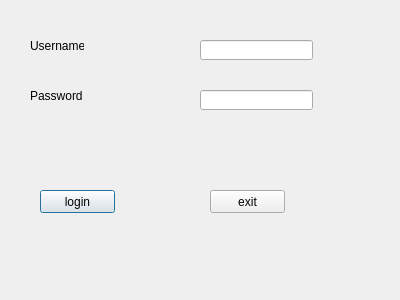
Qt form logindialog.ui (jsyzljj/login) before a commit.
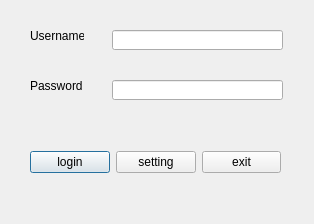
The same form after that commit.

Patch:
```diff
--- a/logindialog.ui
+++ b/logindialog.ui
@@ -6,8 +6,8 @@
    <rect>
     <x>0</x>
     <y>0</y>
-    <width>400</width>
-    <height>300</height>
+    <width>314</width>
+    <height>224</height>
    </rect>
   </property>
   <property name="windowTitle">
@@ -16,9 +16,9 @@
   <widget class="QLineEdit" name="lineEdit_username">
    <property name="geometry">
     <rect>
-     <x>200</x>
-     <y>40</y>
-     <width>113</width>
+     <x>112</x>
+     <y>30</y>
+     <width>171</width>
      <height>20</height>
     </rect>
    </property>
@@ -26,9 +26,9 @@
   <widget class="QLineEdit" name="lineEdit_password">
    <property name="geometry">
     <rect>
-     <x>200</x>
-     <y>90</y>
-     <width>113</width>
+     <x>112</x>
+     <y>80</y>
+     <width>171</width>
      <height>20</height>
     </rect>
    </property>
@@ -40,7 +40,7 @@
    <property name="geometry">
     <rect>
      <x>30</x>
-     <y>40</y>
+     <y>30</y>
      <width>54</width>
      <height>12</height>
     </rect>
@@ -53,7 +53,7 @@
    <property name="geometry">
     <rect>
      <x>30</x>
-     <y>90</y>
+     <y>80</y>
      <width>54</width>
      <height>12</height>
     </rect>
@@ -62,31 +62,38 @@
     <string>Password</string>
    </property>
   </widget>
-  <widget class="QPushButton" name="pushButton_login">
+  <widget class="QWidget" name="layoutWidget">
    <property name="geometry">
     <rect>
-     <x>40</x>
-     <y>190</y>
-     <width>75</width>
-     <height>23</height>
+     <x>30</x>
+     <y>150</y>
+     <width>251</width>
+     <height>25</height>
     </rect>
    </property>
-   <property name="text">
-    <string>login</string>
-   </property>
-  </widget>
-  <widget class="QPushButton" name="pushButton_exit">
-   <property name="geometry">
-    <rect>
-     <x>210</x>
-     <y>190</y>
-     <width>75</width>
-     <height>23</height>
-    </rect>
-   </property>
-   <property name="text">
-    <string>exit</string>
-   </property>
+   <layout class="QHBoxLayout" name="horizontalLayout">
+    <item>
+     <widget class="QPushButton" name="pushButton_login">
+      <property name="text">
+       <string>login</string>
+      </property>
+     </widget>
+    </item>
+    <item>
+     <widget class="QPushButton" name="pushButton_setting">
+      <property name="text">
+       <string>setting</string>
+      </property>
+     </widget>
+    </item>
+    <item>
+     <widget class="QPushButton" name="pushButton_exit">
+      <property name="text">
+       <string>exit</string>
+      </property>
+     </widget>
+    </item>
+   </layout>
   </widget>
  </widget>
  <resources/>
```
Left out of the diff: 2 changed lines with no effect on the pictures.
